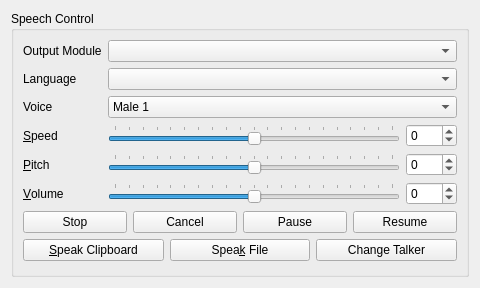
Above: kcmkttsmgr/kttsjobmgr.ui from KDE/jovie before the change. Below: the same form after it.
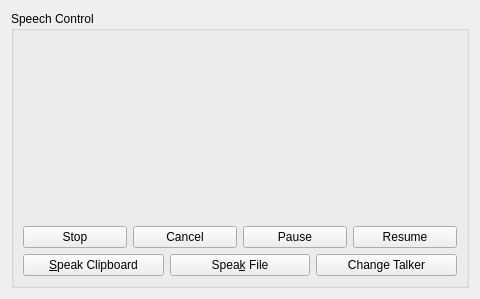
That is the form after the change. Custom widgets are drawn as their Qt base class.

Commit message: Split AddTalkerWidget into TalkerWidget and AddTalker dialog Use TalkerWidget in jobs tab, so language, synthesizer, etc. can be chosen.

```diff
--- a/kcmkttsmgr/kttsjobmgr.ui
+++ b/kcmkttsmgr/kttsjobmgr.ui
@@ -7,7 +7,7 @@
     <x>0</x>
     <y>0</y>
     <width>480</width>
-    <height>288</height>
+    <height>299</height>
    </rect>
   </property>
   <property name="windowTitle">
@@ -20,103 +20,7 @@
       <string>Speech Control</string>
      </property>
      <layout class="QGridLayout" name="gridLayout_3">
-      <item row="3" column="0">
-       <widget class="QLabel" name="label_3">
-        <property name="text">
-         <string>&amp;Speed</string>
-        </property>
-        <property name="buddy">
-         <cstring>speedSlider</cstring>
-        </property>
-       </widget>
-      </item>
-      <item row="3" column="1">
-       <widget class="QSlider" name="speedSlider">
-        <property name="minimum">
-         <number>-100</number>
-        </property>
-        <property name="maximum">
-         <number>100</number>
-        </property>
-        <property name="singleStep">
-         <number>10</number>
-        </property>
-        <property name="pageStep">
-         <number>20</number>
-        </property>
-        <property name="orientation">
-         <enum>Qt::Horizontal</enum>
-        </property>
-        <property name="tickPosition">
-         <enum>QSlider::TicksAbove</enum>
-        </property>
-       </widget>
-      </item>
-      <item row="4" column="0">
-       <widget class="QLabel" name="label_4">
-        <property name="text">
-         <string>&amp;Pitch</string>
-        </property>
-        <property name="buddy">
-         <cstring>pitchSlider</cstring>
-        </property>
-       </widget>
-      </item>
-      <item row="4" column="1">
-       <widget class="QSlider" name="pitchSlider">
-        <property name="minimum">
-         <number>-100</number>
-        </property>
-        <property name="maximum">
-         <number>100</number>
-        </property>
-        <property name="singleStep">
-         <number>10</number>
-        </property>
-        <property name="pageStep">
-         <number>20</number>
-        </property>
-        <property name="orientation">
-         <enum>Qt::Horizontal</enum>
-        </property>
-        <property name="tickPosition">
-         <enum>QSlider::TicksAbove</enum>
-        </property>
-       </widget>
-      </item>
-      <item row="5" column="0">
-       <widget class="QLabel" name="label_5">
-        <property name="text">
-         <string>&amp;Volume</string>
-        </property>
-        <property name="buddy">
-         <cstring>volumeSlider</cstring>
-        </property>
-       </widget>
-      </item>
-      <item row="5" column="1">
-       <widget class="QSlider" name="volumeSlider">
-        <property name="minimum">
-         <number>-100</number>
-        </property>
-        <property name="maximum">
-         <number>100</number>
-        </property>
-        <property name="singleStep">
-         <number>10</number>
-        </property>
-        <property name="pageStep">
-         <number>20</number>
-        </property>
-        <property name="orientation">
-         <enum>Qt::Horizontal</enum>
-        </property>
-        <property name="tickPosition">
-         <enum>QSlider::TicksAbove</enum>
-        </property>
-       </widget>
-      </item>
-      <item row="6" column="0" colspan="3">
+      <item row="1" column="0" colspan="2">
        <layout class="QHBoxLayout" name="horizontalLayout_4">
         <item>
          <widget class="KPushButton" name="stopButton">
@@ -169,7 +73,7 @@
         </item>
        </layout>
       </item>
-      <item row="7" column="0" colspan="3">
+      <item row="2" column="0" colspan="2">
        <layout class="QHBoxLayout" name="horizontalLayout_3">
         <item>
          <widget class="KPushButton" name="speak_clipboard">
@@ -203,104 +107,13 @@
         </item>
        </layout>
       </item>
-      <item row="3" column="2">
-       <widget class="KIntSpinBox" name="speedSpinbox">
-        <property name="minimum">
-         <number>-100</number>
-        </property>
-        <property name="maximum">
-         <number>100</number>
-        </property>
-       </widget>
-      </item>
-      <item row="4" column="2">
-       <widget class="KIntSpinBox" name="pitchSpinbox">
-        <property name="minimum">
-         <number>-100</number>
-        </property>
-        <property name="maximum">
-         <number>100</number>
-        </property>
-       </widget>
-      </item>
-      <item row="5" column="2">
-       <widget class="KIntSpinBox" name="volumeSpinbox">
-        <property name="minimum">
-         <number>-100</number>
-        </property>
-        <property name="maximum">
-         <number>100</number>
-        </property>
-       </widget>
-      </item>
-      <item row="0" column="1" colspan="2">
-       <widget class="KComboBox" name="moduleComboBox"/>
-      </item>
-      <item row="2" column="1" colspan="2">
-       <widget class="KComboBox" name="voiceComboBox">
-        <item>
-         <property name="text">
-          <string>Male 1</string>
-         </property>
-        </item>
-        <item>
-         <property name="text">
-          <string>Male 2</string>
-         </property>
-        </item>
-        <item>
-         <property name="text">
-          <string>Male 3</string>
-         </property>
-        </item>
-        <item>
-         <property name="text">
-          <string>Female 1</string>
-         </property>
-        </item>
-        <item>
-         <property name="text">
-          <string>Female 2</string>
-         </property>
-        </item>
-        <item>
-         <property name="text">
-          <string>Female 3</string>
-         </property>
-        </item>
-        <item>
-         <property name="text">
-          <string>Male Child</string>
-         </property>
-        </item>
-        <item>
-         <property name="text">
-          <string>Female Child</string>
-         </property>
-        </item>
-       </widget>
-      </item>
-      <item row="0" column="0">
-       <widget class="QLabel" name="label">
-        <property name="text">
-         <string>Output Module</string>
-        </property>
-       </widget>
-      </item>
-      <item row="2" column="0">
-       <widget class="QLabel" name="label_2">
-        <property name="text">
-         <string>Voice</string>
-        </property>
-       </widget>
-      </item>
-      <item row="1" column="1" colspan="2">
-       <widget class="KComboBox" name="languageComboBox"/>
-      </item>
-      <item row="1" column="0">
-       <widget class="QLabel" name="label_6">
-        <property name="text">
-         <string>Language</string>
+      <item row="0" column="0" colspan="2">
+       <widget class="TalkerWidget" name="talkerWidget" native="true">
+        <property name="sizePolicy">
+         <sizepolicy hsizetype="Preferred" vsizetype="Expanding">
+          <horstretch>0</horstretch>
+          <verstretch>0</verstretch>
+         </sizepolicy>
         </property>
        </widget>
       </item>
@@ -310,20 +123,16 @@
   </layout>
  </widget>
  <customwidgets>
-  <customwidget>
-   <class>KIntSpinBox</class>
-   <extends>QSpinBox</extends>
-   <header>knuminput.h</header>
-  </customwidget>
   <customwidget>
    <class>KPushButton</class>
    <extends>QPushButton</extends>
    <header>kpushbutton.h</header>
   </customwidget>
   <customwidget>
-   <class>KComboBox</class>
-   <extends>QComboBox</extends>
-   <header>kcombobox.h</header>
+   <class>TalkerWidget</class>
+   <extends>QWidget</extends>
+   <header>talkerwidget.h</header>
+   <container>1</container>
   </customwidget>
  </customwidgets>
  <resources/>
```
Left out of the diff: 99 changed lines with no effect on the pictures. The commit also changes 7 other files.
